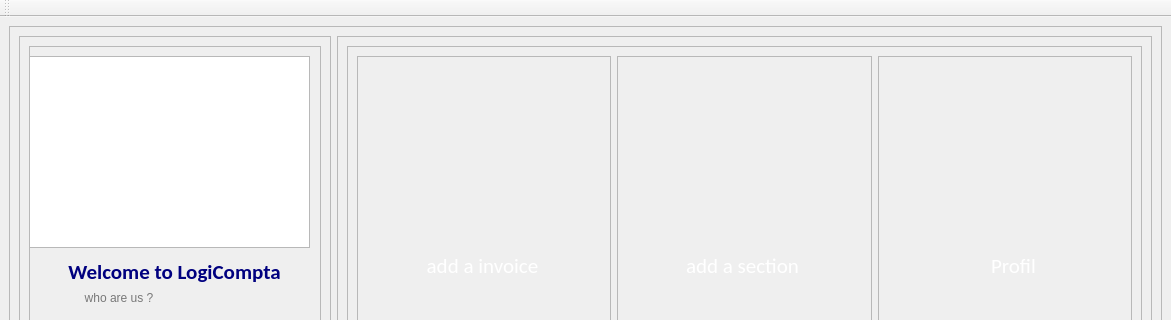
Old version of the form logiComptaProject/mainpage.ui in the repository ffillouxdev/LogiCompta; both pictures show x 0 to 1171 and y 0 to 320 of the 1171 by 720 pixel window.
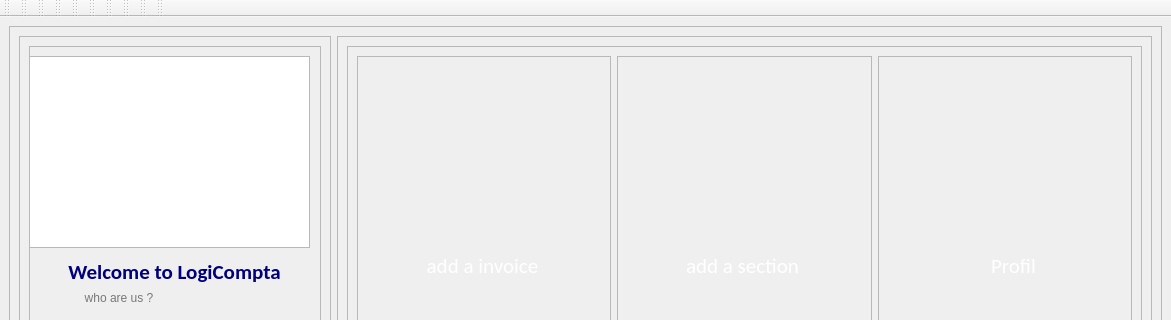
New version of the form. Icons and pictures are not drawn.

```diff
--- a/logiComptaProject/mainpage.ui
+++ b/logiComptaProject/mainpage.ui
@@ -572,6 +572,105 @@
     <bool>false</bool>
    </attribute>
   </widget>
+  <widget class="QToolBar" name="toolBar_2">
+   <property name="windowTitle">
+    <string>toolBar_2</string>
+   </property>
+   <attribute name="toolBarArea">
+    <enum>TopToolBarArea</enum>
+   </attribute>
+   <attribute name="toolBarBreak">
+    <bool>false</bool>
+   </attribute>
+  </widget>
+  <widget class="QToolBar" name="toolBar_3">
+   <property name="windowTitle">
+    <string>toolBar_3</string>
+   </property>
+   <attribute name="toolBarArea">
+    <enum>TopToolBarArea</enum>
+   </attribute>
+   <attribute name="toolBarBreak">
+    <bool>false</bool>
+   </attribute>
+  </widget>
+  <widget class="QToolBar" name="toolBar_4">
+   <property name="windowTitle">
+    <string>toolBar_4</string>
+   </property>
+   <attribute name="toolBarArea">
+    <enum>TopToolBarArea</enum>
+   </attribute>
+   <attribute name="toolBarBreak">
+    <bool>false</bool>
+   </attribute>
+  </widget>
+  <widget class="QToolBar" name="toolBar_5">
+   <property name="windowTitle">
+    <string>toolBar_5</string>
+   </property>
+   <attribute name="toolBarArea">
+    <enum>TopToolBarArea</enum>
+   </attribute>
+   <attribute name="toolBarBreak">
+    <bool>false</bool>
+   </attribute>
+  </widget>
+  <widget class="QToolBar" name="toolBar_6">
+   <property name="windowTitle">
+    <string>toolBar_6</string>
+   </property>
+   <attribute name="toolBarArea">
+    <enum>TopToolBarArea</enum>
+   </attribute>
+   <attribute name="toolBarBreak">
+    <bool>false</bool>
+   </attribute>
+  </widget>
+  <widget class="QToolBar" name="toolBar_7">
+   <property name="windowTitle">
+    <string>toolBar_7</string>
+   </property>
+   <attribute name="toolBarArea">
+    <enum>TopToolBarArea</enum>
+   </attribute>
+   <attribute name="toolBarBreak">
+    <bool>false</bool>
+   </attribute>
+  </widget>
+  <widget class="QToolBar" name="toolBar_8">
+   <property name="windowTitle">
+    <string>toolBar_8</string>
+   </property>
+   <attribute name="toolBarArea">
+    <enum>TopToolBarArea</enum>
+   </attribute>
+   <attribute name="toolBarBreak">
+    <bool>false</bool>
+   </attribute>
+  </widget>
+  <widget class="QToolBar" name="toolBar_9">
+   <property name="windowTitle">
+    <string>toolBar_9</string>
+   </property>
+   <attribute name="toolBarArea">
+    <enum>TopToolBarArea</enum>
+   </attribute>
+   <attribute name="toolBarBreak">
+    <bool>false</bool>
+   </attribute>
+  </widget>
+  <widget class="QToolBar" name="toolBar_10">
+   <property name="windowTitle">
+    <string>toolBar_10</string>
+   </property>
+   <attribute name="toolBarArea">
+    <enum>TopToolBarArea</enum>
+   </attribute>
+   <attribute name="toolBarBreak">
+    <bool>false</bool>
+   </attribute>
+  </widget>
  </widget>
  <resources/>
  <connections/>
```
Left out of the diff: 5 changed lines with no effect on the pictures.
